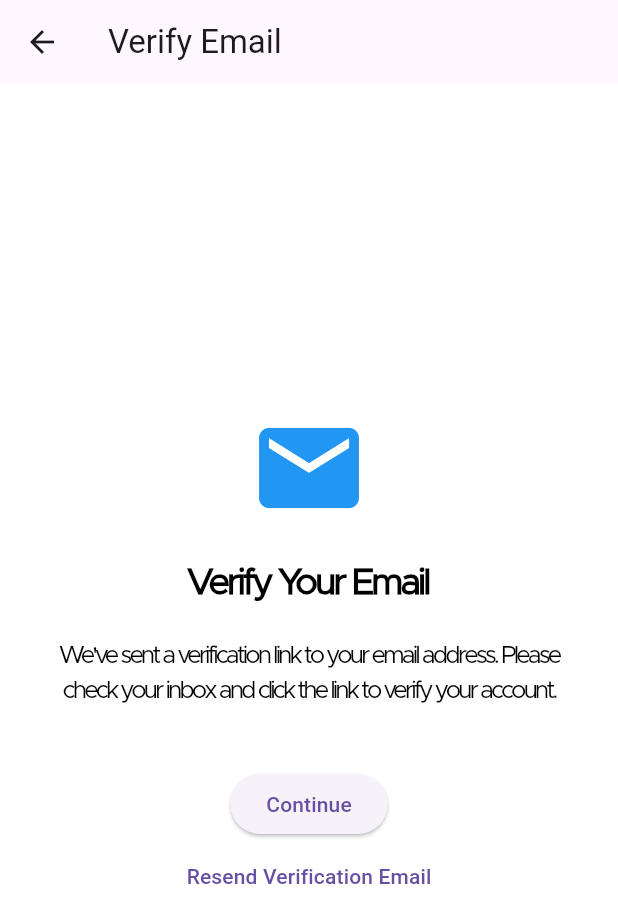
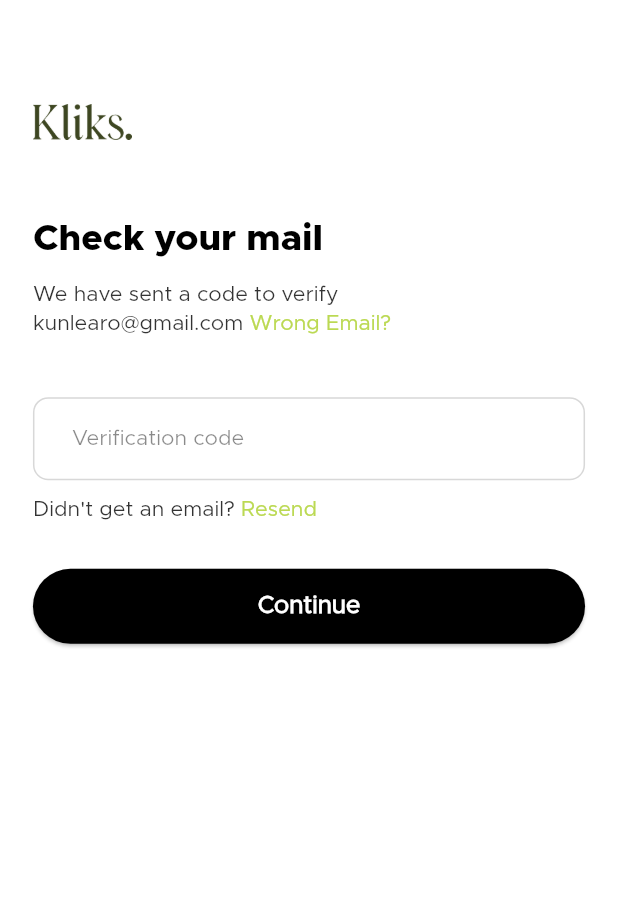
Before and after one commit to dammyaro/kliks, a Flutter app: the EmailVerificationPage screen opened by its route, on a phone screen of 412 x 824 dp. Shown: the top 923 px of the screen. Run offline on Flutter 3.47's test engine with Material 3 defaults, Android fonts, the phone set to English and light mode, and no system bars; our stand-ins replace flutter_screenutil.

Commit message:
Added email verification page

```diff
--- a/lib/features/onboarding/auth/email_verification_page.dart
+++ b/lib/features/onboarding/auth/email_verification_page.dart
@@ -1,46 +1,122 @@
 import 'package:flutter/material.dart';
-import 'package:kliks/core/routes.dart';
+import 'package:flutter/services.dart';
+import 'package:kliks/shared/widgets/button.dart'; // Import the CustomButton widget
+import 'package:flutter_screenutil/flutter_screenutil.dart';
+import 'package:flutter/gestures.dart'; // Import for TapGestureRecognizer
 
 class EmailVerificationPage extends StatelessWidget {
   const EmailVerificationPage({super.key});
 
+  static final TextEditingController _verificationCodeController = TextEditingController();
+
   @override
   Widget build(BuildContext context) {
-    return Scaffold(
-      appBar: AppBar(title: const Text('Verify Email')),
-      body: Padding(
-        padding: const EdgeInsets.all(20.0),
-        child: Column(
-          mainAxisAlignment: MainAxisAlignment.center,
-          children: [
-            const Icon(Icons.email, size: 80, color: Colors.blue),
+     return Scaffold(
+      body: SafeArea(
+        child: SingleChildScrollView(
+          padding: EdgeInsets.symmetric(horizontal: 20.w), // Add horizontal padding
+          child: Column(
+            crossAxisAlignment: CrossAxisAlignment.start,
+            children: [
+           SizedBox(height: 40.h), // Responsive spacing from the top
+                Image.asset(
+                Theme.of(context).brightness == Brightness.light
+                  ? 'assets/logo-inner.png'
+                  : 'assets/logo-dark.png',
+                height: 80.h, // Adjust logo height dynamically
+                width: 60.w,  // Adjust logo width dynamically
+                ),
             const SizedBox(height: 20),
-            const Text(
-              'Verify Your Email',
-              style: TextStyle(fontSize: 24, fontWeight: FontWeight.bold),
+            Text(
+              'Check your mail',
+               style: TextStyle(
+                  fontSize: 24.sp, // Responsive font size
+                  fontWeight: FontWeight.bold,
+                  fontFamily: 'Metropolis-ExtraBold',
+                  letterSpacing: 0,
+                ),
             ),
-            const SizedBox(height: 20),
-            const Text(
-              'We\'ve sent a verification link to your email address. Please check your inbox and click the link to verify your account.',
-              textAlign: TextAlign.center,
+            const SizedBox(height: 10),
+            RichText(
+              text: TextSpan(
+              style: Theme.of(context).textTheme.bodySmall,
+              children: [
+                const TextSpan(
+                text: 'We have sent a code to verify \nkunlearo@gmail.com ',
+                ),
+                TextSpan(
+                text: 'Wrong Email?',
+                style: Theme.of(context).textTheme.bodySmall?.copyWith(
+                    // fontWeight: FontWeight.bold,
+                    color: const Color(0xffbbd953),
+                  ),
+                recognizer: TapGestureRecognizer()
+                  ..onTap = () {
+                  // Handle "Wrong Email?" click logic
+                  },
+                ),
+              ],
+              ),
             ),
-            const SizedBox(height: 40),
-            ElevatedButton(
+            const SizedBox(height: 30),
+            const SizedBox(height: 10),
+           TextFormField(
+                      controller: _verificationCodeController,
+                      decoration: InputDecoration(
+                      labelText: 'Verification code',
+                      labelStyle: Theme.of(context).textTheme.labelSmall, // Responsive label text size
+                      contentPadding: EdgeInsets.symmetric(vertical: 14.h, horizontal: 20.w), // Adjust padding for height
+                      filled: true,
+                      fillColor: Colors.white.withOpacity(0.03), // White background with 2% opacity
+                      border: OutlineInputBorder(
+                        borderSide: const BorderSide(color: Color(0xFF3B3B3B)), // Border color
+                        borderRadius: BorderRadius.circular(30.r), // Rounded corners
+                      ),
+                      enabledBorder: OutlineInputBorder(
+                        borderRadius: BorderRadius.circular(10.r), // Rounded corners for enabled state
+                        borderSide: BorderSide(color: Color(0xFF3B3B3B).withOpacity(0.2)), // Border color with 20% opacity
+                      ),
+                      focusedBorder: OutlineInputBorder(
+                        borderRadius: BorderRadius.circular(10.r), // Rounded corners for enabled state
+                        borderSide: const BorderSide(color: Color(0xFFBBD953)), // Border color
+                      ),
+
+                      ),
+                    ),
+            const SizedBox(height: 10),
+            RichText(
+              text: TextSpan(
+              style: Theme.of(context).textTheme.bodySmall,
+              children: [
+                const TextSpan(
+                text: 'Didn\'t get an email? ',
+                ),
+                TextSpan(
+                text: 'Resend',
+                style: Theme.of(context).textTheme.bodySmall?.copyWith(
+                  color: const Color(0xffbbd953),
+                ),
+                recognizer: TapGestureRecognizer()
+                  ..onTap = () {
+                  // Handle resend email logic
+                  },
+                ),
+              ],
+              ),
+            ),
+
+
+            const SizedBox(height: 30),
+            CustomButton(
+              text: 'Continue',
               onPressed: () {
-                // Implement verification check
-                Navigator.pushReplacementNamed(context, AppRoutes.mainApp);
+                // Handle continue logic
               },
-              child: const Text('Continue'),
-            ),
-            TextButton(
-              onPressed: () {
-                // Implement resend email logic
-              },
-              child: const Text('Resend Verification Email'),
             ),
           ],
         ),
       ),
+    ),
     );
   }
 }
--- a/lib/features/onboarding/auth/signup_page.dart
+++ b/lib/features/onboarding/auth/signup_page.dart
@@ -228,7 +228,10 @@ class _SignupPageState extends State<SignupPage> {
               SizedBox(height: 40.h), // Add spacing before the button
               CustomButton(
                 text: 'Continue', // Set the button text
-                onPressed: _signup, // Call the signup function
+                // onPressed: _signup, // Call the signup function
+                onPressed: () {
+                  Navigator.pushReplacementNamed(context, AppRoutes.emailVerification);
+                },
               ),
               SizedBox(height: 20.h), // Add spacing before the divider
               Row(
```
